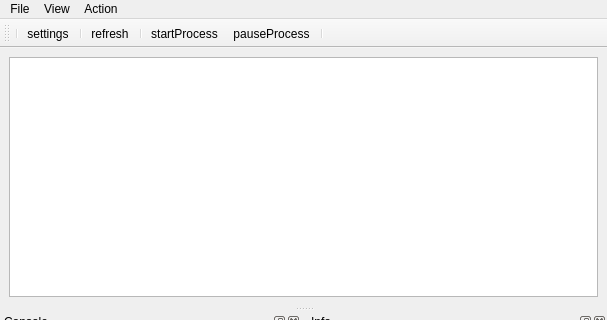
The window that client/ui/client.ui (xcgspring/XSTAF) describes before a commit, drawn with Qt 5; both pictures show x 0 to 607 and y 0 to 320 of the 607 by 563 pixel window.
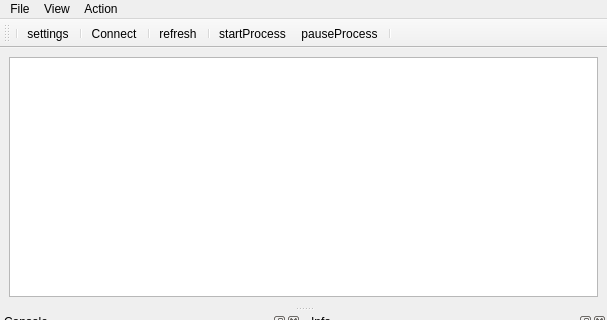
The same window after the commit. Icons and pictures are not drawn.

Commit message: Add more for XSTAF client

What changed in the file:
```diff
--- a/client/ui/client.ui
+++ b/client/ui/client.ui
@@ -96,6 +96,8 @@
    <addaction name="separator"/>
    <addaction name="actionSettings"/>
    <addaction name="separator"/>
+   <addaction name="actionConnect"/>
+   <addaction name="separator"/>
    <addaction name="actionRefresh"/>
    <addaction name="separator"/>
    <addaction name="actionStartProcess"/>
@@ -181,6 +183,15 @@
     <string>Info</string>
    </property>
   </action>
+  <action name="actionConnect">
+   <property name="icon">
+    <iconset resource="resources/resources.qrc">
+     <normaloff>:/newPrefix/connect.png</normaloff>:/newPrefix/connect.png</iconset>
+   </property>
+   <property name="text">
+    <string>Connect</string>
+   </property>
+  </action>
  </widget>
  <resources>
   <include location="resources/resources.qrc"/>
```
The commit also changes 10 other files.
